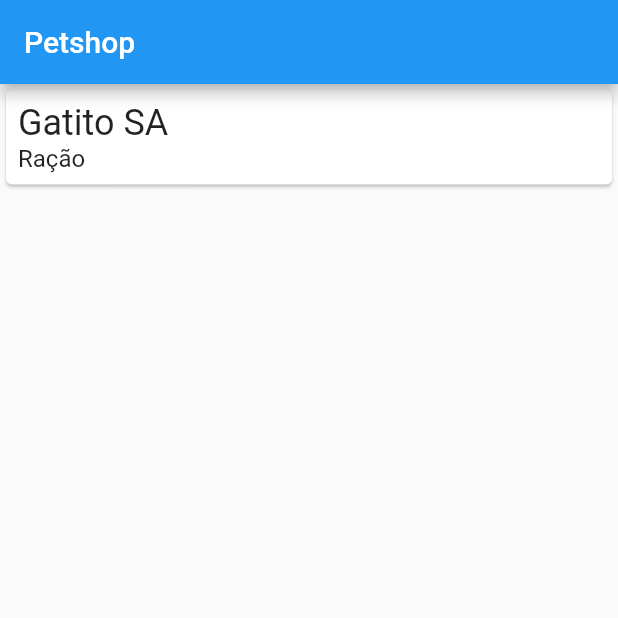
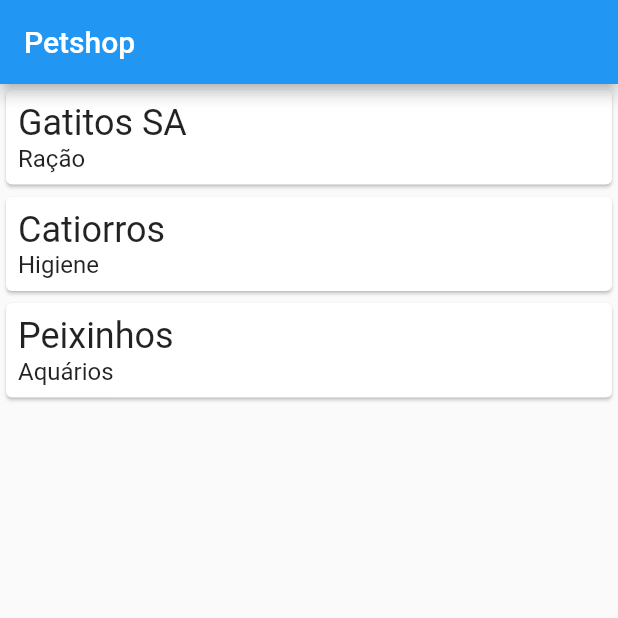
Before and after one commit to alura-cursos/flutter-petshop, a Flutter app: the screen it shows after launch, on a phone screen of 412 x 824 dp, the top half of it. Run offline on Flutter 3.47's test engine with Material 2 defaults, Android fonts, the phone set to English and light mode, and no system bars.

Commit message:
lista de fornecedores

```diff
--- a/lib/main.dart
+++ b/lib/main.dart
@@ -3,6 +3,15 @@ import 'package:flutter/material.dart';
 void main() => runApp(Petshop());
 
 class Petshop extends StatelessWidget {
+
+  final List<Fornecedor> fornecedores = List();
+
+  Petshop() {
+    fornecedores.add(Fornecedor('Gatitos SA', 'Ração'));
+    fornecedores.add(Fornecedor('Catiorros', 'Higiene'));
+    fornecedores.add(Fornecedor('Peixinhos', 'Aquários'));
+  }
+
   @override
   Widget build(BuildContext context) {
     return MaterialApp(
@@ -10,7 +19,26 @@ class Petshop extends StatelessWidget {
         appBar: AppBar(
           title: Text('Petshop'),
         ),
-        body: SizedBox(
+        body: ListView.builder(
+          itemCount: fornecedores.length,
+          itemBuilder: (context, posicao) {
+            Fornecedor fornecedor = fornecedores[posicao];
+            return FornecedorCard(fornecedor);
+          },
+        ),
+      ),
+    );
+  }
+}
+
+class FornecedorCard extends StatelessWidget {
+  final Fornecedor fornecedor;
+
+  FornecedorCard(this.fornecedor);
+
+  @override
+  Widget build(BuildContext context) {
+    return SizedBox(
       width: double.infinity,
       child: Card(
         child: Padding(
@@ -20,19 +48,28 @@ class Petshop extends StatelessWidget {
             crossAxisAlignment: CrossAxisAlignment.start,
             children: <Widget>[
               Text(
-                    'Gatito SA',
+                fornecedor.empresa,
                 style: TextStyle(fontSize: 24),
               ),
               Text(
-                    'Ração',
+                fornecedor.categoria,
                 style: TextStyle(fontSize: 16),
               )
             ],
           ),
         ),
       ),
-        ),
-      ),
     );
   }
 }
+
+class Fornecedor {
+  final String empresa;
+  final String categoria;
+
+  Fornecedor(
+    this.empresa,
+    this.categoria,
+  );
+
+}
```
Lines whose indentation alone changed are shown as unchanged.
